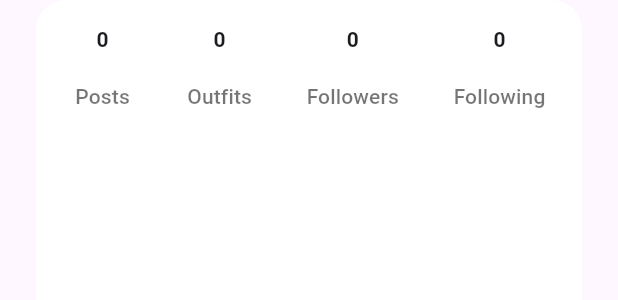
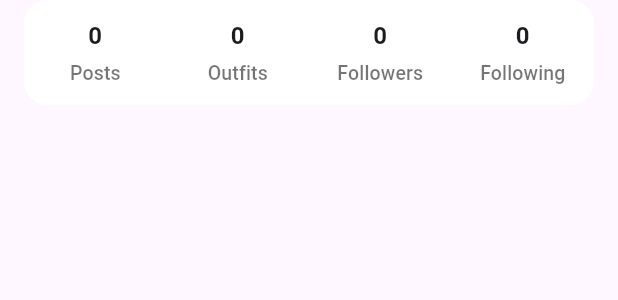
Before and after one commit to Aya-Mouff/Vestium, a Flutter app: the StatsRow widget shown alone on an empty page, opened directly with empty values, on a phone screen of 412 x 824 dp. Shown: the top 300 px of the screen. Run offline on Flutter 3.47's test engine with Material 3 defaults, Android fonts, the phone set to English and light mode, and no system bars; our stand-ins replace auto_route, bloc, camera, equatable, flutter_bloc, image_picker and 3 more; accounts and stored records are empty.

Commit message:
refactor responsive design for my profile ui

```diff
--- a/vestium/lib/views/screens/my_profile_screen/widgets/stats_row.dart
+++ b/vestium/lib/views/screens/my_profile_screen/widgets/stats_row.dart
@@ -6,7 +6,7 @@ class StatsRow extends StatelessWidget {
   final int outfitsCount;
   final int followers;
   final int following;
-  final int postsCount; // ADD THIS
+  final int postsCount;
   final int userId;
 
   const StatsRow({
@@ -14,60 +14,106 @@ class StatsRow extends StatelessWidget {
     required this.outfitsCount,
     required this.followers,
     required this.following,
-    required this.postsCount, // ADD THIS
+    required this.postsCount,
     required this.userId
   });
 
   Widget _buildStat(BuildContext context, String label, int value) {
-    return Column(
+    return Expanded(
+      child: Column(
+        mainAxisSize: MainAxisSize.min,
         children: [
-        Text(value.toString(), style: const TextStyle(fontWeight: FontWeight.w600)),
+          FittedBox(
+            fit: BoxFit.scaleDown,
+            child: Text(
+              value.toString(),
+              style: const TextStyle(
+                fontSize: 16,
+                fontWeight: FontWeight.w600,
+              ),
+            ),
+          ),
           const SizedBox(height: 4),
-        if (label == "Followers")
-          TextButton(
+          FittedBox(
+            fit: BoxFit.scaleDown,
+            child: TextButton(
               onPressed: () {
+                if (label == "Followers") {
                   context.pushRoute(FollowersRoute(userId: userId, currentUserId: userId));
+                } else if (label == "Following") {
+                  context.pushRoute(FollowingRoute(userId: userId, currentUserId: userId));
+                }
+                // Posts and Outfits don't have navigation
               },
-            child: Text(label, style: const TextStyle(color: Colors.black54))
+              style: TextButton.styleFrom(
+                padding: EdgeInsets.zero,
+                minimumSize: Size.zero,
+                tapTargetSize: MaterialTapTargetSize.shrinkWrap,
               ),
-        if (label == "Following")
-          TextButton(
-            onPressed: () {
-              context.pushRoute(FollowingRoute(userId: userId, currentUserId: userId));
-            },
-            child: Text(label, style: const TextStyle(color: Colors.black54))
+              child: Text(
+                label,
+                style: const TextStyle(
+                  fontSize: 13,
+                  color: Colors.black54,
                 ),
-        if (label == "Outfits")
-          TextButton(
-            onPressed: () {},
-            child: Text(label, style: const TextStyle(color: Colors.black54))
               ),
-        if (label == "Posts") // ADD THIS
-          TextButton(
-            onPressed: () {},
-            child: Text(label, style: const TextStyle(color: Colors.black54))
+            ),
           ),
         ],
+      ),
     );
   }
 
   @override
   Widget build(BuildContext context) {
+    // Get screen width to adjust layout
+    final screenWidth = MediaQuery.of(context).size.width;
+
     return Container(
-      margin: const EdgeInsets.symmetric(horizontal: 24),
-      padding: const EdgeInsets.symmetric(vertical: 16),
+      margin: const EdgeInsets.symmetric(horizontal: 16), // Reduced margin
+      padding: const EdgeInsets.symmetric(vertical: 12), // Reduced padding
       decoration: BoxDecoration(
         color: Colors.white,
-        borderRadius: BorderRadius.circular(20)
+        borderRadius: BorderRadius.circular(16), // Slightly smaller radius
       ),
-      child: Row(
+      child: LayoutBuilder(
+        builder: (context, constraints) {
+          // Use different layout for very small screens
+          if (screenWidth < 350) {
+            return Column(
+              children: [
+                // First row: Posts and Outfits
+                Row(
                   mainAxisAlignment: MainAxisAlignment.spaceEvenly,
                   children: [
-          _buildStat(context, 'Posts', postsCount), // ADD THIS - make it first
+                    _buildStat(context, 'Posts', postsCount),
+                    _buildStat(context, 'Outfits', outfitsCount),
+                  ],
+                ),
+                const SizedBox(height: 12),
+                // Second row: Followers and Following
+                Row(
+                  mainAxisAlignment: MainAxisAlignment.spaceEvenly,
+                  children: [
+                    _buildStat(context, 'Followers', followers),
+                    _buildStat(context, 'Following', following),
+                  ],
+                ),
+              ],
+            );
+          } else {
+            // Normal layout for wider screens
+            return Row(
+              mainAxisAlignment: MainAxisAlignment.spaceEvenly,
+              children: [
+                _buildStat(context, 'Posts', postsCount),
                 _buildStat(context, 'Outfits', outfitsCount),
                 _buildStat(context, 'Followers', followers),
                 _buildStat(context, 'Following', following),
               ],
+            );
+          }
+        },
       ),
     );
   }
```
Lines whose indentation alone changed are shown as unchanged.
